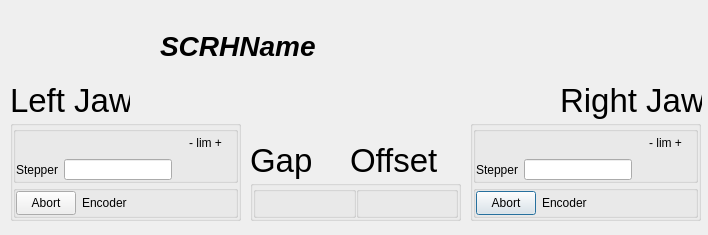
Before: the Qt Designer form ui/SCRH.ui in mrosanes/LTBScrapersGUI, drawn with Qt 5.
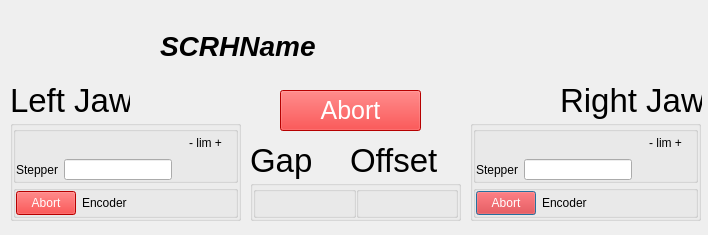
After: the same form once the commit is applied. Icons and pictures are not drawn. Custom widgets are drawn as their Qt base class.

Commit message: added a generic ABORT button for the two real stepper motors

What changed in the file:
```diff
--- a/ui/SCRH.ui
+++ b/ui/SCRH.ui
@@ -325,6 +325,367 @@
              <height>25</height>
             </size>
            </property>
+           <property name="palette" >
+            <palette>
+             <active>
+              <colorrole role="WindowText" >
+               <brush brushstyle="SolidPattern" >
+                <color alpha="255" >
+                 <red>0</red>
+                 <green>0</green>
+                 <blue>0</blue>
+                </color>
+               </brush>
+              </colorrole>
+              <colorrole role="Button" >
+               <brush brushstyle="SolidPattern" >
+                <color alpha="255" >
+                 <red>255</red>
+                 <green>0</green>
+                 <blue>0</blue>
+                </color>
+               </brush>
+              </colorrole>
+              <colorrole role="Light" >
+               <brush brushstyle="SolidPattern" >
+                <color alpha="255" >
+                 <red>255</red>
+                 <green>127</green>
+                 <blue>127</blue>
+                </color>
+               </brush>
+              </colorrole>
+              <colorrole role="Midlight" >
+               <brush brushstyle="SolidPattern" >
+                <color alpha="255" >
+                 <red>255</red>
+                 <green>63</green>
+                 <blue>63</blue>
+                </color>
+               </brush>
+              </colorrole>
+              <colorrole role="Dark" >
+               <brush brushstyle="SolidPattern" >
+                <color alpha="255" >
+                 <red>127</red>
+                 <green>0</green>
+                 <blue>0</blue>
+                </color>
+               </brush>
+              </colorrole>
+              <colorrole role="Mid" >
+               <brush brushstyle="SolidPattern" >
+                <color alpha="255" >
+                 <red>170</red>
+                 <green>0</green>
+                 <blue>0</blue>
+                </color>
+               </brush>
+              </colorrole>
+              <colorrole role="Text" >
+               <brush brushstyle="SolidPattern" >
+                <color alpha="255" >
+                 <red>0</red>
+                 <green>0</green>
+                 <blue>0</blue>
+                </color>
+               </brush>
+              </colorrole>
+              <colorrole role="BrightText" >
+               <brush brushstyle="SolidPattern" >
+                <color alpha="255" >
+                 <red>255</red>
+                 <green>255</green>
+                 <blue>255</blue>
+                </color>
+               </brush>
+              </colorrole>
+              <colorrole role="ButtonText" >
+               <brush brushstyle="SolidPattern" >
+                <color alpha="255" >
+                 <red>255</red>
+                 <green>255</green>
+                 <blue>255</blue>
+                </color>
+               </brush>
+              </colorrole>
+              <colorrole role="Base" >
+               <brush brushstyle="SolidPattern" >
+                <color alpha="255" >
+                 <red>255</red>
+                 <green>255</green>
+                 <blue>255</blue>
+                </color>
+               </brush>
+              </colorrole>
+              <colorrole role="Window" >
+               <brush brushstyle="SolidPattern" >
+                <color alpha="255" >
+                 <red>255</red>
+                 <green>0</green>
+                 <blue>0</blue>
+                </color>
+               </brush>
+              </colorrole>
+              <colorrole role="Shadow" >
+               <brush brushstyle="SolidPattern" >
+                <color alpha="255" >
+                 <red>0</red>
+                 <green>0</green>
+                 <blue>0</blue>
+                </color>
+               </brush>
+              </colorrole>
+              <colorrole role="AlternateBase" >
+               <brush brushstyle="SolidPattern" >
+                <color alpha="255" >
+                 <red>255</red>
+                 <green>127</green>
+                 <blue>127</blue>
+                </color>
+               </brush>
+              </colorrole>
+             </active>
+             <inactive>
+              <colorrole role="WindowText" >
+               <brush brushstyle="SolidPattern" >
+                <color alpha="255" >
+                 <red>0</red>
+                 <green>0</green>
+                 <blue>0</blue>
+                </color>
+               </brush>
+              </colorrole>
+              <colorrole role="Button" >
+               <brush brushstyle="SolidPattern" >
+                <color alpha="255" >
+                 <red>255</red>
+                 <green>0</green>
+                 <blue>0</blue>
+                </color>
+               </brush>
+              </colorrole>
+              <colorrole role="Light" >
+               <brush brushstyle="SolidPattern" >
+                <color alpha="255" >
+                 <red>255</red>
+                 <green>127</green>
+                 <blue>127</blue>
+                </color>
+               </brush>
+              </colorrole>
+              <colorrole role="Midlight" >
+               <brush brushstyle="SolidPattern" >
+                <color alpha="255" >
+                 <red>255</red>
+                 <green>63</green>
+                 <blue>63</blue>
+                </color>
+               </brush>
+              </colorrole>
+              <colorrole role="Dark" >
+               <brush brushstyle="SolidPattern" >
+                <color alpha="255" >
+                 <red>127</red>
+                 <green>0</green>
+                 <blue>0</blue>
+                </color>
+               </brush>
+              </colorrole>
+              <colorrole role="Mid" >
+               <brush brushstyle="SolidPattern" >
+                <color alpha="255" >
+                 <red>170</red>
+                 <green>0</green>
+                 <blue>0</blue>
+                </color>
+               </brush>
+              </colorrole>
+              <colorrole role="Text" >
+               <brush brushstyle="SolidPattern" >
+                <color alpha="255" >
+                 <red>0</red>
+                 <green>0</green>
+                 <blue>0</blue>
+                </color>
+               </brush>
+              </colorrole>
+              <colorrole role="BrightText" >
+               <brush brushstyle="SolidPattern" >
+                <color alpha="255" >
+                 <red>255</red>
+                 <green>255</green>
+                 <blue>255</blue>
+                </color>
+               </brush>
+              </colorrole>
+              <colorrole role="ButtonText" >
+               <brush brushstyle="SolidPattern" >
+                <color alpha="255" >
+                 <red>255</red>
+                 <green>255</green>
+                 <blue>255</blue>
+                </color>
+               </brush>
+              </colorrole>
+              <colorrole role="Base" >
+               <brush brushstyle="SolidPattern" >
+                <color alpha="255" >
+                 <red>255</red>
+                 <green>255</green>
+                 <blue>255</blue>
+                </color>
+               </brush>
+              </colorrole>
+              <colorrole role="Window" >
+               <brush brushstyle="SolidPattern" >
+                <color alpha="255" >
+                 <red>255</red>
+                 <green>0</green>
+                 <blue>0</blue>
+                </color>
+               </brush>
+              </colorrole>
+              <colorrole role="Shadow" >
+               <brush brushstyle="SolidPattern" >
+                <color alpha="255" >
+                 <red>0</red>
+                 <green>0</green>
+                 <blue>0</blue>
+                </color>
+               </brush>
+              </colorrole>
+              <colorrole role="AlternateBase" >
+               <brush brushstyle="SolidPattern" >
+                <color alpha="255" >
+                 <red>255</red>
+                 <green>127</green>
+                 <blue>127</blue>
+                </color>
+               </brush>
+              </colorrole>
+             </inactive>
+             <disabled>
+              <colorrole role="WindowText" >
+               <brush brushstyle="SolidPattern" >
+                <color alpha="255" >
+                 <red>127</red>
+                 <green>0</green>
+                 <blue>0</blue>
+                </color>
+               </brush>
+              </colorrole>
+              <colorrole role="Button" >
+               <brush brushstyle="SolidPattern" >
+                <color alpha="255" >
+                 <red>255</red>
+                 <green>0</green>
+                 <blue>0</blue>
+                </color>
+               </brush>
+              </colorrole>
+              <colorrole role="Light" >
+               <brush brushstyle="SolidPattern" >
+                <color alpha="255" >
+                 <red>255</red>
+                 <green>127</green>
+                 <blue>127</blue>
+                </color>
+               </brush>
+              </colorrole>
+              <colorrole role="Midlight" >
+               <brush brushstyle="SolidPattern" >
+                <color alpha="255" >
+                 <red>255</red>
+                 <green>63</green>
+                 <blue>63</blue>
+                </color>
+               </brush>
+              </colorrole>
+              <colorrole role="Dark" >
+               <brush brushstyle="SolidPattern" >
+                <color alpha="255" >
+                 <red>127</red>
+                 <green>0</green>
+                 <blue>0</blue>
+                </color>
+               </brush>
+              </colorrole>
+              <colorrole role="Mid" >
+               <brush brushstyle="SolidPattern" >
+                <color alpha="255" >
+                 <red>170</red>
+                 <green>0</green>
+                 <blue>0</blue>
+                </color>
+               </brush>
+              </colorrole>
+              <colorrole role="Text" >
+               <brush brushstyle="SolidPattern" >
+                <color alpha="255" >
+                 <red>127</red>
+                 <green>0</green>
+                 <blue>0</blue>
+                </color>
+               </brush>
+              </colorrole>
+              <colorrole role="BrightText" >
+               <brush brushstyle="SolidPattern" >
+                <color alpha="255" >
+                 <red>255</red>
+                 <green>255</green>
+                 <blue>255</blue>
+                </color>
+               </brush>
+              </colorrole>
+              <colorrole role="ButtonText" >
+               <brush brushstyle="SolidPattern" >
+                <color alpha="255" >
+                 <red>127</red>
+                 <green>0</green>
+                 <blue>0</blue>
+                </color>
+               </brush>
+              </colorrole>
+              <colorrole role="Base" >
+               <brush brushstyle="SolidPattern" >
+                <color alpha="255" >
+                 <red>255</red>
+                 <green>0</green>
+                 <blue>0</blue>
+                </color>
+               </brush>
+              </colorrole>
+              <colorrole role="Window" >
+               <brush brushstyle="SolidPattern" >
+                <color alpha="255" >
+                 <red>255</red>
+                 <green>0</green>
+                 <blue>0</blue>
+                </color>
+               </brush>
+              </colorrole>
+              <colorrole role="Shadow" >
+               <brush brushstyle="SolidPattern" >
+                <color alpha="255" >
+                 <red>0</red>
+                 <green>0</green>
+                 <blue>0</blue>
+                </color>
+               </brush>
+              </colorrole>
+              <colorrole role="AlternateBase" >
+               <brush brushstyle="SolidPattern" >
+                <color alpha="255" >
+                 <red>255</red>
+                 <green>0</green>
+                 <blue>0</blue>
+                </color>
+               </brush>
+              </colorrole>
+             </disabled>
+            </palette>
+           </property>
            <property name="text" >
             <string>Abort</string>
            </property>
@@ -621,6 +982,367 @@
              <height>25</height>
             </size>
            </property>
+           <property name="palette" >
+            <palette>
+             <active>
+              <colorrole role="WindowText" >
+               <brush brushstyle="SolidPattern" >
+                <color alpha="255" >
+                 <red>0</red>
+                 <green>0</green>
+                 <blue>0</blue>
+                </color>
+               </brush>
+              </colorrole>
+              <colorrole role="Button" >
+               <brush brushstyle="SolidPattern" >
+                <color alpha="255" >
+                 <red>255</red>
+                 <green>0</green>
+                 <blue>0</blue>
+                </color>
+               </brush>
+              </colorrole>
+              <colorrole role="Light" >
+               <brush brushstyle="SolidPattern" >
+                <color alpha="255" >
+                 <red>255</red>
+                 <green>127</green>
+                 <blue>127</blue>
+                </color>
+               </brush>
+              </colorrole>
+              <colorrole role="Midlight" >
+               <brush brushstyle="SolidPattern" >
+                <color alpha="255" >
+                 <red>255</red>
+                 <green>63</green>
+                 <blue>63</blue>
+                </color>
+               </brush>
+              </colorrole>
+              <colorrole role="Dark" >
+               <brush brushstyle="SolidPattern" >
+                <color alpha="255" >
+                 <red>127</red>
+                 <green>0</green>
+                 <blue>0</blue>
+                </color>
+               </brush>
+              </colorrole>
+              <colorrole role="Mid" >
+               <brush brushstyle="SolidPattern" >
+                <color alpha="255" >
+                 <red>170</red>
+                 <green>0</green>
+                 <blue>0</blue>
+                </color>
+               </brush>
+              </colorrole>
+              <colorrole role="Text" >
+               <brush brushstyle="SolidPattern" >
+                <color alpha="255" >
+                 <red>0</red>
+                 <green>0</green>
+                 <blue>0</blue>
+                </color>
+               </brush>
+              </colorrole>
+              <colorrole role="BrightText" >
+               <brush brushstyle="SolidPattern" >
+                <color alpha="255" >
+                 <red>255</red>
+                 <green>255</green>
+                 <blue>255</blue>
+                </color>
+               </brush>
+              </colorrole>
+              <colorrole role="ButtonText" >
+               <brush brushstyle="SolidPattern" >
+                <color alpha="255" >
+                 <red>255</red>
+                 <green>255</green>
+                 <blue>255</blue>
+                </color>
+               </brush>
+              </colorrole>
+              <colorrole role="Base" >
+               <brush brushstyle="SolidPattern" >
+                <color alpha="255" >
+                 <red>255</red>
+                 <green>255</green>
+                 <blue>255</blue>
+                </color>
+               </brush>
+              </colorrole>
+              <colorrole role="Window" >
+               <brush brushstyle="SolidPattern" >
+                <color alpha="255" >
+                 <red>255</red>
+                 <green>0</green>
+                 <blue>0</blue>
+                </color>
+               </brush>
+              </colorrole>
+              <colorrole role="Shadow" >
+               <brush brushstyle="SolidPattern" >
+                <color alpha="255" >
+                 <red>0</red>
+                 <green>0</green>
+                 <blue>0</blue>
+                </color>
+               </brush>
+              </colorrole>
+              <colorrole role="AlternateBase" >
+               <brush brushstyle="SolidPattern" >
+                <color alpha="255" >
+                 <red>255</red>
+                 <green>127</green>
+                 <blue>127</blue>
+                </color>
+               </brush>
+              </colorrole>
+             </active>
+             <inactive>
+              <colorrole role="WindowText" >
+               <brush brushstyle="SolidPattern" >
+                <color alpha="255" >
+                 <red>0</red>
+                 <green>0</green>
+                 <blue>0</blue>
+                </color>
+               </brush>
+              </colorrole>
+              <colorrole role="Button" >
+               <brush brushstyle="SolidPattern" >
+                <color alpha="255" >
+                 <red>255</red>
+                 <green>0</green>
+                 <blue>0</blue>
+                </color>
+               </brush>
+              </colorrole>
+              <colorrole role="Light" >
+               <brush brushstyle="SolidPattern" >
+                <color alpha="255" >
+                 <red>255</red>
+                 <green>127</green>
+                 <blue>127</blue>
+                </color>
+               </brush>
+              </colorrole>
+              <colorrole role="Midlight" >
+               <brush brushstyle="SolidPattern" >
+                <color alpha="255" >
+                 <red>255</red>
+                 <green>63</green>
+                 <blue>63</blue>
+                </color>
+               </brush>
+              </colorrole>
+              <colorrole role="Dark" >
+               <brush brushstyle="SolidPattern" >
+                <color alpha="255" >
+                 <red>127</red>
+                 <green>0</green>
+                 <blue>0</blue>
+                </color>
+               </brush>
+              </colorrole>
+              <colorrole role="Mid" >
+               <brush brushstyle="SolidPattern" >
+                <color alpha="255" >
+                 <red>170</red>
+                 <green>0</green>
+                 <blue>0</blue>
+                </color>
+               </brush>
+              </colorrole>
+              <colorrole role="Text" >
+               <brush brushstyle="SolidPattern" >
+                <color alpha="255" >
+                 <red>0</red>
+                 <green>0</green>
+                 <blue>0</blue>
+                </color>
+               </brush>
+              </colorrole>
+              <colorrole role="BrightText" >
+               <brush brushstyle="SolidPattern" >
+                <color alpha="255" >
+                 <red>255</red>
+                 <green>255</green>
+                 <blue>255</blue>
+                </color>
+               </brush>
+              </colorrole>
+              <colorrole role="ButtonText" >
+               <brush brushstyle="SolidPattern" >
+                <color alpha="255" >
+                 <red>255</red>
+                 <green>255</green>
+                 <blue>255</blue>
+                </color>
+               </brush>
+              </colorrole>
+              <colorrole role="Base" >
+               <brush brushstyle="SolidPattern" >
+                <color alpha="255" >
+                 <red>255</red>
+                 <green>255</green>
+                 <blue>255</blue>
+                </color>
+               </brush>
+              </colorrole>
+              <colorrole role="Window" >
+               <brush brushstyle="SolidPattern" >
+                <color alpha="255" >
+                 <red>255</red>
+                 <green>0</green>
+                 <blue>0</blue>
+                </color>
+               </brush>
+              </colorrole>
+              <colorrole role="Shadow" >
+               <brush brushstyle="SolidPattern" >
+                <color alpha="255" >
+                 <red>0</red>
+                 <green>0</green>
+                 <blue>0</blue>
+                </color>
+               </brush>
+              </colorrole>
+              <colorrole role="AlternateBase" >
+               <brush brushstyle="SolidPattern" >
+                <color alpha="255" >
+                 <red>255</red>
+                 <green>127</green>
+                 <blue>127</blue>
+                </color>
+               </brush>
+              </colorrole>
+             </inactive>
+             <disabled>
+              <colorrole role="WindowText" >
+               <brush brushstyle="SolidPattern" >
+                <color alpha="255" >
+                 <red>127</red>
+                 <green>0</green>
+                 <blue>0</blue>
+                </color>
+               </brush>
+              </colorrole>
+              <colorrole role="Button" >
+               <brush brushstyle="SolidPattern" >
+                <color alpha="255" >
+                 <red>255</red>
+                 <green>0</green>
+                 <blue>0</blue>
+                </color>
+               </brush>
+              </colorrole>
+              <colorrole role="Light" >
+               <brush brushstyle="SolidPattern" >
+                <color alpha="255" >
+                 <red>255</red>
+                 <green>127</green>
+                 <blue>127</blue>
+                </color>
+               </brush>
+              </colorrole>
+              <colorrole role="Midlight" >
+               <brush brushstyle="SolidPattern" >
+                <color alpha="255" >
+                 <red>255</red>
+                 <green>63</green>
+                 <blue>63</blue>
+                </color>
+               </brush>
+              </colorrole>
+              <colorrole role="Dark" >
+               <brush brushstyle="SolidPattern" >
+                <color alpha="255" >
+                 <red>127</red>
+                 <green>0</green>
+                 <blue>0</blue>
+                </color>
+               </brush>
+              </colorrole>
+              <colorrole role="Mid" >
+               <brush brushstyle="SolidPattern" >
+                <color alpha="255" >
+                 <red>170</red>
+                 <green>0</green>
+                 <blue>0</blue>
+                </color>
+               </brush>
+              </colorrole>
+              <colorrole role="Text" >
+               <brush brushstyle="SolidPattern" >
+                <color alpha="255" >
+                 <red>127</red>
+                 <green>0</green>
+                 <blue>0</blue>
+                </color>
+               </brush>
+              </colorrole>
+              <colorrole role="BrightText" >
+               <brush brushstyle="SolidPattern" >
+                <color alpha="255" >
+                 <red>255</red>
+                 <green>255</green>
+                 <blue>255</blue>
+                </color>
+               </brush>
+              </colorrole>
+              <colorrole role="ButtonText" >
+               <brush brushstyle="SolidPattern" >
+                <color alpha="255" >
+                 <red>127</red>
+                 <green>0</green>
+                 <blue>0</blue>
+                </color>
+               </brush>
+              </colorrole>
+              <colorrole role="Base" >
+               <brush brushstyle="SolidPattern" >
+                <color alpha="255" >
+                 <red>255</red>
+                 <green>0</green>
+                 <blue>0</blue>
+                </color>
+               </brush>
+              </colorrole>
+              <colorrole role="Window" >
+               <brush brushstyle="SolidPattern" >
+                <color alpha="255" >
+                 <red>255</red>
+                 <green>0</green>
+                 <blue>0</blue>
+                </color>
+               </brush>
+              </colorrole>
+              <colorrole role="Shadow" >
+               <brush brushstyle="SolidPattern" >
+                <color alpha="255" >
+                 <red>0</red>
+                 <green>0</green>
+                 <blue>0</blue>
+                </color>
+               </brush>
+              </colorrole>
+              <colorrole role="AlternateBase" >
+               <brush brushstyle="SolidPattern" >
+                <color alpha="255" >
+                 <red>255</red>
+                 <green>0</green>
+                 <blue>0</blue>
+                </color>
+               </brush>
+              </colorrole>
+             </disabled>
+            </palette>
+           </property>
            <property name="text" >
             <string>Abort</string>
            </property>
@@ -876,6 +1598,391 @@
     <string>Offset</string>
    </property>
   </widget>
+  <widget class="QPushButton" name="abort" >
+   <property name="geometry" >
+    <rect>
+     <x>280</x>
+     <y>90</y>
+     <width>141</width>
+     <height>41</height>
+    </rect>
+   </property>
+   <property name="sizePolicy" >
+    <sizepolicy vsizetype="Minimum" hsizetype="Minimum" >
+     <horstretch>0</horstretch>
+     <verstretch>0</verstretch>
+    </sizepolicy>
+   </property>
+   <property name="palette" >
+    <palette>
+     <active>
+      <colorrole role="WindowText" >
+       <brush brushstyle="SolidPattern" >
+        <color alpha="255" >
+         <red>0</red>
+         <green>0</green>
+         <blue>0</blue>
+        </color>
+       </brush>
+      </colorrole>
+      <colorrole role="Button" >
+       <brush brushstyle="SolidPattern" >
+        <color alpha="255" >
+         <red>255</red>
+         <green>0</green>
+         <blue>0</blue>
+        </color>
+       </brush>
+      </colorrole>
+      <colorrole role="Light" >
+       <brush brushstyle="SolidPattern" >
+        <color alpha="255" >
+         <red>255</red>
+         <green>127</green>
+         <blue>127</blue>
+        </color>
+       </brush>
+      </colorrole>
+      <colorrole role="Midlight" >
+       <brush brushstyle="SolidPattern" >
+        <color alpha="255" >
+         <red>255</red>
+         <green>63</green>
+         <blue>63</blue>
+        </color>
+       </brush>
+      </colorrole>
+      <colorrole role="Dark" >
+       <brush brushstyle="SolidPattern" >
+        <color alpha="255" >
+         <red>127</red>
+         <green>0</green>
+         <blue>0</blue>
+        </color>
+       </brush>
+      </colorrole>
+      <colorrole role="Mid" >
+       <brush brushstyle="SolidPattern" >
+        <color alpha="255" >
+         <red>170</red>
+         <green>0</green>
+         <blue>0</blue>
+        </color>
+       </brush>
+      </colorrole>
+      <colorrole role="Text" >
+       <brush brushstyle="SolidPattern" >
+        <color alpha="255" >
+         <red>0</red>
+         <green>0</green>
+         <blue>0</blue>
+        </color>
+       </brush>
+      </colorrole>
+      <colorrole role="BrightText" >
+       <brush brushstyle="SolidPattern" >
+        <color alpha="255" >
+         <red>255</red>
+         <green>255</green>
+         <blue>255</blue>
+        </color>
+       </brush>
+      </colorrole>
+      <colorrole role="ButtonText" >
+       <brush brushstyle="SolidPattern" >
+        <color alpha="255" >
+         <red>255</red>
+         <green>255</green>
+         <blue>255</blue>
+        </color>
+       </brush>
+      </colorrole>
+      <colorrole role="Base" >
+       <brush brushstyle="SolidPattern" >
+        <color alpha="255" >
+         <red>255</red>
+         <green>255</green>
+         <blue>255</blue>
+        </color>
+       </brush>
+      </colorrole>
+      <colorrole role="Window" >
+       <brush brushstyle="SolidPattern" >
+        <color alpha="255" >
+         <red>255</red>
+         <green>0</green>
+         <blue>0</blue>
+        </color>
+       </brush>
+      </colorrole>
+      <colorrole role="Shadow" >
+       <brush brushstyle="SolidPattern" >
+        <color alpha="255" >
+         <red>0</red>
+         <green>0</green>
+         <blue>0</blue>
+        </color>
+       </brush>
+      </colorrole>
+      <colorrole role="AlternateBase" >
+       <brush brushstyle="SolidPattern" >
+        <color alpha="255" >
+         <red>255</red>
+         <green>127</green>
+         <blue>127</blue>
+        </color>
+       </brush>
+      </colorrole>
+     </active>
+     <inactive>
+      <colorrole role="WindowText" >
+       <brush brushstyle="SolidPattern" >
+        <color alpha="255" >
+         <red>0</red>
+         <green>0</green>
+         <blue>0</blue>
+        </color>
+       </brush>
+      </colorrole>
+      <colorrole role="Button" >
+       <brush brushstyle="SolidPattern" >
+        <color alpha="255" >
+         <red>255</red>
+         <green>0</green>
+         <blue>0</blue>
+        </color>
+       </brush>
+      </colorrole>
+      <colorrole role="Light" >
+       <brush brushstyle="SolidPattern" >
+        <color alpha="255" >
+         <red>255</red>
+         <green>127</green>
+         <blue>127</blue>
+        </color>
+       </brush>
+      </colorrole>
+      <colorrole role="Midlight" >
+       <brush brushstyle="SolidPattern" >
+        <color alpha="255" >
+         <red>255</red>
+         <green>63</green>
+         <blue>63</blue>
+        </color>
+       </brush>
+      </colorrole>
+      <colorrole role="Dark" >
+       <brush brushstyle="SolidPattern" >
+        <color alpha="255" >
+         <red>127</red>
+         <green>0</green>
+         <blue>0</blue>
+        </color>
+       </brush>
+      </colorrole>
+      <colorrole role="Mid" >
+       <brush brushstyle="SolidPattern" >
+        <color alpha="255" >
+         <red>170</red>
+         <green>0</green>
+         <blue>0</blue>
+        </color>
+       </brush>
+      </colorrole>
+      <colorrole role="Text" >
+       <brush brushstyle="SolidPattern" >
+        <color alpha="255" >
+         <red>0</red>
+         <green>0</green>
+         <blue>0</blue>
+        </color>
+       </brush>
+      </colorrole>
+      <colorrole role="BrightText" >
+       <brush brushstyle="SolidPattern" >
+        <color alpha="255" >
+         <red>255</red>
+         <green>255</green>
+         <blue>255</blue>
+        </color>
+       </brush>
+      </colorrole>
+      <colorrole role="ButtonText" >
+       <brush brushstyle="SolidPattern" >
+        <color alpha="255" >
+         <red>255</red>
+         <green>255</green>
+         <blue>255</blue>
+        </color>
+       </brush>
+      </colorrole>
+      <colorrole role="Base" >
+       <brush brushstyle="SolidPattern" >
+        <color alpha="255" >
+         <red>255</red>
+         <green>255</green>
+         <blue>255</blue>
+        </color>
+       </brush>
+      </colorrole>
+      <colorrole role="Window" >
+       <brush brushstyle="SolidPattern" >
+        <color alpha="255" >
+         <red>255</red>
+         <green>0</green>
+         <blue>0</blue>
+        </color>
+       </brush>
+      </colorrole>
+      <colorrole role="Shadow" >
+       <brush brushstyle="SolidPattern" >
+        <color alpha="255" >
+         <red>0</red>
+         <green>0</green>
+         <blue>0</blue>
+        </color>
+       </brush>
+      </colorrole>
+      <colorrole role="AlternateBase" >
+       <brush brushstyle="SolidPattern" >
+        <color alpha="255" >
+         <red>255</red>
+         <green>127</green>
+         <blue>127</blue>
+        </color>
+       </brush>
+      </colorrole>
+     </inactive>
+     <disabled>
+      <colorrole role="WindowText" >
+       <brush brushstyle="SolidPattern" >
+        <color alpha="255" >
+         <red>127</red>
+         <green>0</green>
+         <blue>0</blue>
+        </color>
+       </brush>
+      </colorrole>
+      <colorrole role="Button" >
+       <brush brushstyle="SolidPattern" >
+        <color alpha="255" >
+         <red>255</red>
+         <green>0</green>
+         <blue>0</blue>
+        </color>
+       </brush>
+      </colorrole>
+      <colorrole role="Light" >
+       <brush brushstyle="SolidPattern" >
+        <color alpha="255" >
+         <red>255</red>
+         <green>127</green>
+         <blue>127</blue>
+        </color>
+       </brush>
+      </colorrole>
+      <colorrole role="Midlight" >
+       <brush brushstyle="SolidPattern" >
+        <color alpha="255" >
+         <red>255</red>
+         <green>63</green>
+         <blue>63</blue>
+        </color>
+       </brush>
+      </colorrole>
+      <colorrole role="Dark" >
+       <brush brushstyle="SolidPattern" >
+        <color alpha="255" >
+         <red>127</red>
+         <green>0</green>
+         <blue>0</blue>
+        </color>
+       </brush>
+      </colorrole>
+      <colorrole role="Mid" >
+       <brush brushstyle="SolidPattern" >
+        <color alpha="255" >
+         <red>170</red>
+         <green>0</green>
+         <blue>0</blue>
+        </color>
+       </brush>
+      </colorrole>
+      <colorrole role="Text" >
+       <brush brushstyle="SolidPattern" >
+        <color alpha="255" >
+         <red>127</red>
+         <green>0</green>
+         <blue>0</blue>
+        </color>
+       </brush>
+      </colorrole>
+      <colorrole role="BrightText" >
+       <brush brushstyle="SolidPattern" >
+        <color alpha="255" >
+         <red>255</red>
+         <green>255</green>
+         <blue>255</blue>
+        </color>
+       </brush>
+      </colorrole>
+      <colorrole role="ButtonText" >
+       <brush brushstyle="SolidPattern" >
+        <color alpha="255" >
+         <red>127</red>
+         <green>0</green>
+         <blue>0</blue>
+        </color>
+       </brush>
+      </colorrole>
+      <colorrole role="Base" >
+       <brush brushstyle="SolidPattern" >
+        <color alpha="255" >
+         <red>255</red>
+         <green>0</green>
+         <blue>0</blue>
+        </color>
+       </brush>
+      </colorrole>
+      <colorrole role="Window" >
+       <brush brushstyle="SolidPattern" >
+        <color alpha="255" >
+         <red>255</red>
+         <green>0</green>
+         <blue>0</blue>
+        </color>
+       </brush>
+      </colorrole>
+      <colorrole role="Shadow" >
+       <brush brushstyle="SolidPattern" >
+        <color alpha="255" >
+         <red>0</red>
+         <green>0</green>
+         <blue>0</blue>
+        </color>
+       </brush>
+      </colorrole>
+      <colorrole role="AlternateBase" >
+       <brush brushstyle="SolidPattern" >
+        <color alpha="255" >
+         <red>255</red>
+         <green>0</green>
+         <blue>0</blue>
+        </color>
+       </brush>
+      </colorrole>
+     </disabled>
+    </palette>
+   </property>
+   <property name="font" >
+    <font>
+     <pointsize>19</pointsize>
+    </font>
+   </property>
+   <property name="text" >
+    <string>Abort</string>
+   </property>
+  </widget>
  </widget>
  <customwidgets>
   <customwidget>
```
The commit also changes 7 other files.
